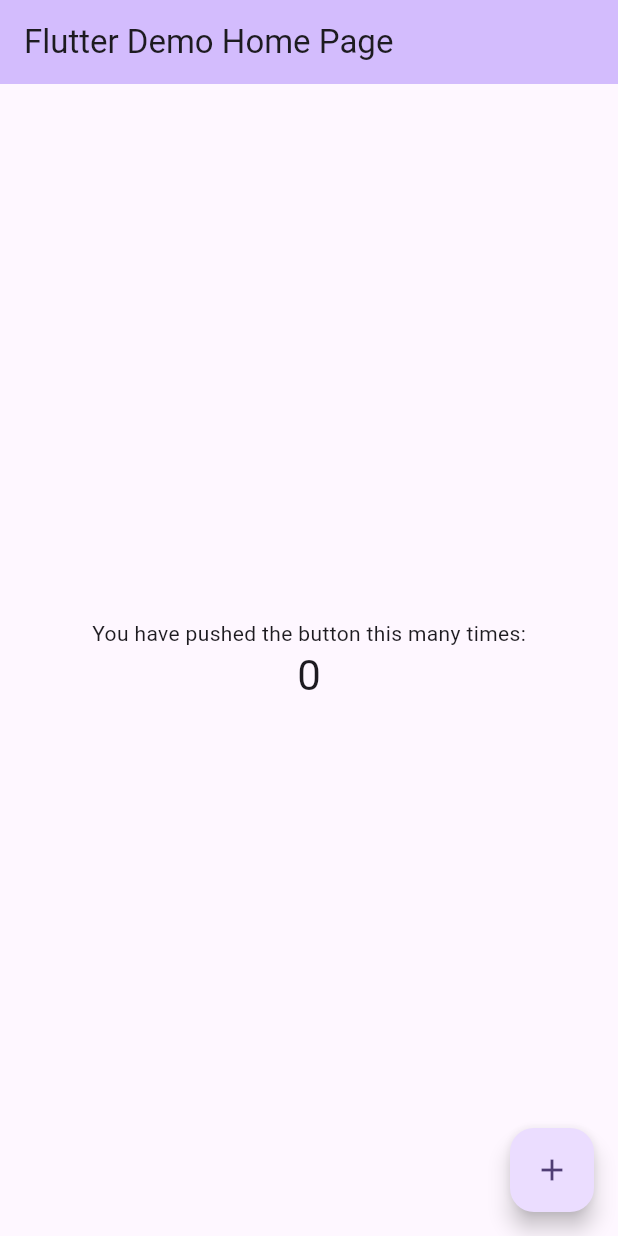
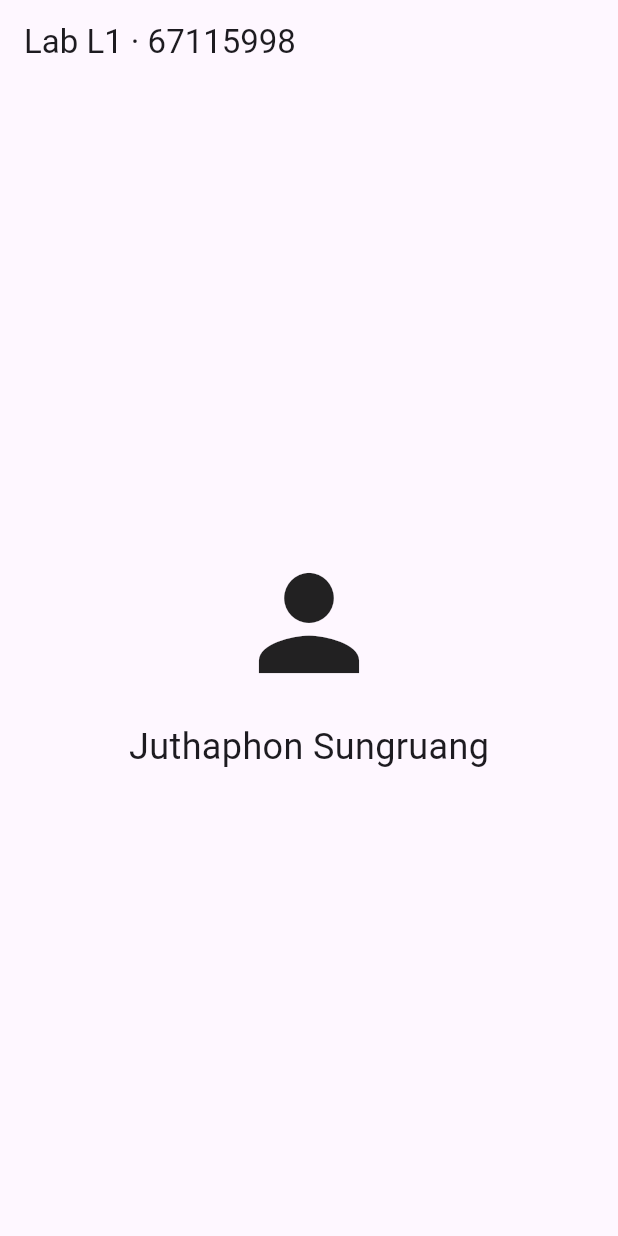
Before and after one commit to mxxnt25/lab01_profile, a Flutter app: the screen it shows after launch, on a phone screen of 412 x 824 dp. Run offline on Flutter 3.47's test engine with Material 3 defaults, Android fonts, the phone set to English and light mode, and no system bars.

Commit message:
Add HomePage with student ID, icon and name

```diff
--- a/lib/main.dart
+++ b/lib/main.dart
@@ -1,121 +1,35 @@
 import 'package:flutter/material.dart';
 
-void main() {
-  runApp(const MyApp());
-}
+void main() => runApp(const MyApp());
 
 class MyApp extends StatelessWidget {
   const MyApp({super.key});
 
-  // This widget is the root of your application.
   @override
   Widget build(BuildContext context) {
-    return MaterialApp(
-      title: 'Flutter Demo',
-      theme: ThemeData(
-        // This is the theme of your application.
-        //
-        // TRY THIS: Try running your application with "flutter run". You'll see
-        // the application has a purple toolbar. Then, without quitting the app,
-        // try changing the seedColor in the colorScheme below to Colors.green
-        // and then invoke "hot reload" (save your changes or press the "hot
-        // reload" button in a Flutter-supported IDE, or press "r" if you used
-        // the command line to start the app).
-        //
-        // Notice that the counter didn't reset back to zero; the application
-        // state is not lost during the reload. To reset the state, use hot
-        // restart instead.
-        //
-        // This works for code too, not just values: Most code changes can be
-        // tested with just a hot reload.
-        colorScheme: .fromSeed(seedColor: Colors.deepPurple),
-      ),
-      home: const MyHomePage(title: 'Flutter Demo Home Page'),
+    return const MaterialApp(
+      title: 'About me',
+      home: HomePage(),
     );
   }
 }
 
-class MyHomePage extends StatefulWidget {
-  const MyHomePage({super.key, required this.title});
-
-  // This widget is the home page of your application. It is stateful, meaning
-  // that it has a State object (defined below) that contains fields that affect
-  // how it looks.
-
-  // This class is the configuration for the state. It holds the values (in this
-  // case the title) provided by the parent (in this case the App widget) and
-  // used by the build method of the State. Fields in a Widget subclass are
-  // always marked "final".
-
-  final String title;
-
-  @override
-  State<MyHomePage> createState() => _MyHomePageState();
-}
-
-class _MyHomePageState extends State<MyHomePage> {
-  int _counter = 0;
-
-  void _incrementCounter() {
-    setState(() {
-      // This call to setState tells the Flutter framework that something has
-      // changed in this State, which causes it to rerun the build method below
-      // so that the display can reflect the updated values. If we changed
-      // _counter without calling setState(), then the build method would not be
-      // called again, and so nothing would appear to happen.
-      _counter++;
-    });
-  }
+class HomePage extends StatelessWidget {
+  const HomePage({super.key});
 
   @override
   Widget build(BuildContext context) {
-    // This method is rerun every time setState is called, for instance as done
-    // by the _incrementCounter method above.
-    //
-    // The Flutter framework has been optimized to make rerunning build methods
-    // fast, so that you can just rebuild anything that needs updating rather
-    // than having to individually change instances of widgets.
     return Scaffold(
-      appBar: AppBar(
-        // TRY THIS: Try changing the color here to a specific color (to
-        // Colors.amber, perhaps?) and trigger a hot reload to see the AppBar
-        // change color while the other colors stay the same.
-        backgroundColor: Theme.of(context).colorScheme.inversePrimary,
-        // Here we take the value from the MyHomePage object that was created by
-        // the App.build method, and use it to set our appbar title.
-        title: Text(widget.title),
-      ),
-      body: Center(
-        // Center is a layout widget. It takes a single child and positions it
-        // in the middle of the parent.
+      appBar: AppBar(title: const Text('Lab L1 · 67115998')),
+      body: const Center(
         child: Column(
-          // Column is also a layout widget. It takes a list of children and
-          // arranges them vertically. By default, it sizes itself to fit its
-          // children horizontally, and tries to be as tall as its parent.
-          //
-          // Column has various properties to control how it sizes itself and
-          // how it positions its children. Here we use mainAxisAlignment to
-          // center the children vertically; the main axis here is the vertical
-          // axis because Columns are vertical (the cross axis would be
-          // horizontal).
-          //
-          // TRY THIS: Invoke "debug painting" (choose the "Toggle Debug Paint"
-          // action in the IDE, or press "p" in the console), to see the
-          // wireframe for each widget.
-          mainAxisAlignment: .center,
+          mainAxisAlignment: MainAxisAlignment.center,
           children: [
-            const Text('You have pushed the button this many times:'),
-            Text(
-              '$_counter',
-              style: Theme.of(context).textTheme.headlineMedium,
-            ),
+            Icon(Icons.person, size: 100),
+            SizedBox(height: 16),
+            Text('Juthaphon Sungruang', style: TextStyle(fontSize: 24)),
           ],
         ),
-      ),
-      floatingActionButton: FloatingActionButton(
-        onPressed: _incrementCounter,
-        tooltip: 'Increment',
-        child: const Icon(Icons.add),
       ),
     );
   }
```
